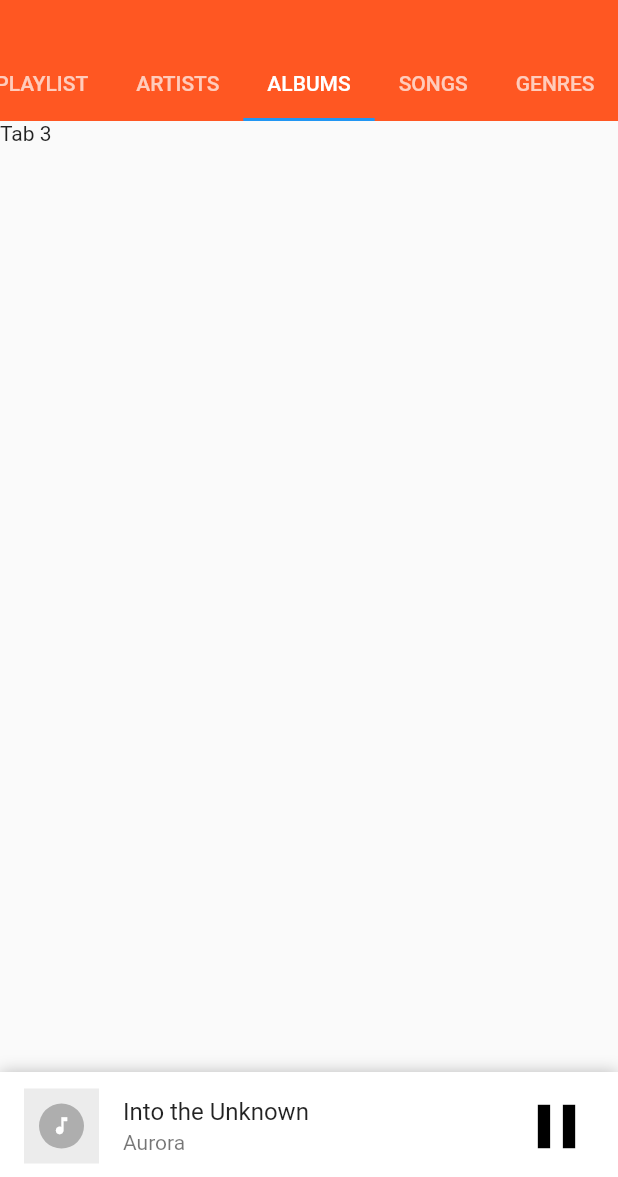
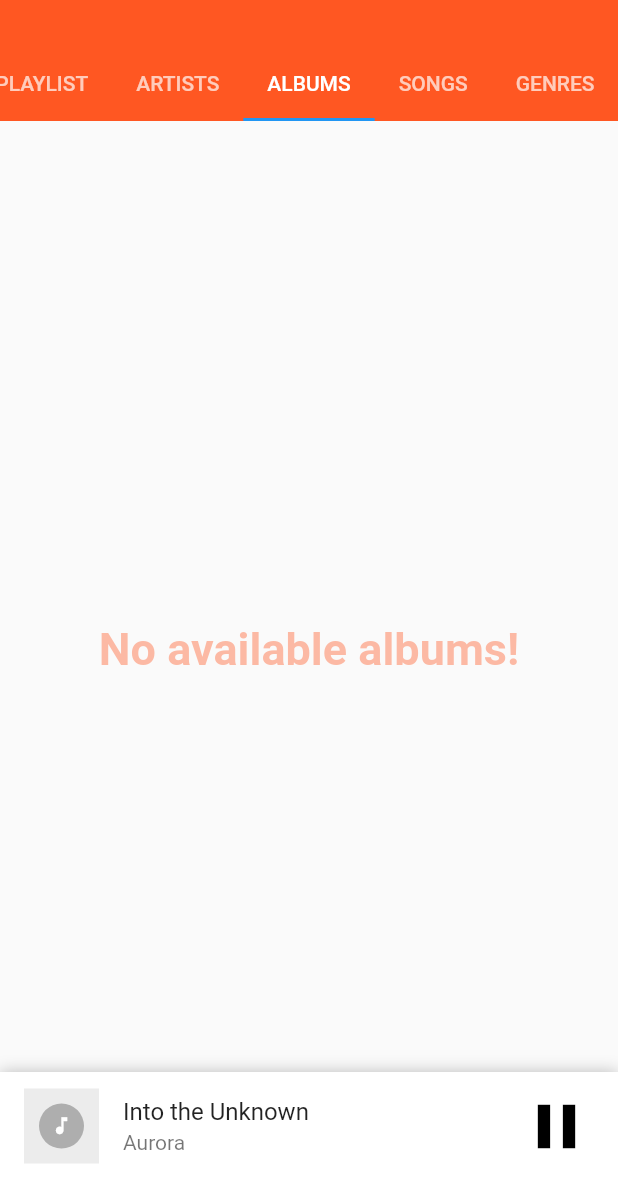
Before and after one commit to Ayobami-00/Google-Play-Music-Flutter-Clone, a Flutter app: the HomePage screen opened directly, tab 3 chosen, on a phone screen of 412 x 824 dp, the part 59-1236 px from its top. Run offline on Flutter 3.47's test engine with Material 2 defaults, Android fonts, the phone set to English and light mode, and no system bars; drawn by our look-alikes of sliding_up_panel; our stand-ins replace bloc, equatable, flutter_bloc, sqflite; missing offline and left inert: flute_music_player; accounts and stored records are empty.

Commit message:
implemented part of the albums bloc and the UI

```diff
--- /dev/null
+++ b/google_play_music_flutter_clone/lib/bloc/albums_bloc.dart/bloc/albums_bloc.dart
@@ -0,0 +1,36 @@
+import 'dart:async';
+
+import 'package:bloc/bloc.dart';
+import 'package:equatable/equatable.dart';
+import 'package:flute_music_player/flute_music_player.dart';
+import 'package:google_play_music_flutter_clone/data/database/sql_database_client.dart';
+import 'package:google_play_music_flutter_clone/repository/albums_repository.dart';
+import 'package:google_play_music_flutter_clone/repository/create_repository.dart';
+
+part 'albums_event.dart';
+part 'albums_state.dart';
+
+class AlbumsBloc extends Bloc<AlbumsEvent, AlbumsState> {
+  static SqlDbClientImpl sqlDbClient = SqlDbClientImpl();
+  final albumsRepository = AlbumRepositoryImpl(sqlDbClient: sqlDbClient);
+  final createRepository  = CreateRepositoryImpl(sqlDbClient: sqlDbClient);
+
+  @override
+  AlbumsState get initialState => AlbumsInitial();
+
+  @override
+  Stream<AlbumsState> mapEventToState(
+    AlbumsEvent event,
+  ) async* {
+    if(event is LoadAlbums){
+      await createRepository.createDatabase();
+      List<Song> allAlbumsList =
+          await albumsRepository.fetchAlbum();
+      if(allAlbumsList == null || allAlbumsList.length == 0){
+        yield(NoAlbumsAvailable('No available albums!'));
+      }else{
+        yield(AlbumsLoaded(allAlbumsList: allAlbumsList));
+      }
+    }
+  }
+}
--- /dev/null
+++ b/google_play_music_flutter_clone/lib/bloc/albums_bloc.dart/bloc/albums_event.dart
@@ -0,0 +1,16 @@
+part of 'albums_bloc.dart';
+
+abstract class AlbumsEvent extends Equatable {
+  const AlbumsEvent();
+}
+
+class LoadAlbums implements AlbumsEvent{
+  @override
+  // TODO: implement props
+  List<Object> get props => null;
+
+  @override
+  // TODO: implement stringify
+  bool get stringify => null;
+
+}
--- /dev/null
+++ b/google_play_music_flutter_clone/lib/bloc/albums_bloc.dart/bloc/albums_state.dart
@@ -0,0 +1,26 @@
+part of 'albums_bloc.dart';
+
+abstract class AlbumsState extends Equatable {
+  const AlbumsState();
+}
+
+class AlbumsInitial extends AlbumsState {
+  @override
+  List<Object> get props => [];
+}
+
+class AlbumsLoaded extends AlbumsState {
+  final List<Song> allAlbumsList;
+
+  AlbumsLoaded({this.allAlbumsList});
+  @override
+  List<Object> get props => [];
+}
+
+class NoAlbumsAvailable extends AlbumsState {
+  final String message;
+
+  NoAlbumsAvailable(this.message);
+  @override
+  List<Object> get props => [message];
+}
--- /dev/null
+++ b/google_play_music_flutter_clone/lib/ui/pages/albums.dart
@@ -0,0 +1,113 @@
+import 'dart:io';
+
+import 'package:flute_music_player/flute_music_player.dart';
+import 'package:flutter/material.dart';
+import 'package:flutter_bloc/flutter_bloc.dart';
+import 'package:google_play_music_flutter_clone/bloc/albums_bloc.dart/bloc/albums_bloc.dart';
+import 'package:google_play_music_flutter_clone/ui/views/loading.dart';
+
+class AlbumsPage extends StatefulWidget {
+  @override
+  _AlbumsPageState createState() => _AlbumsPageState();
+}
+
+class _AlbumsPageState extends State<AlbumsPage> {
+  void didChangeDependencies() {
+    super.didChangeDependencies();
+    // Immediately trigger the event
+    BlocProvider.of<AlbumsBloc>(context).add(LoadAlbums());
+  }
+
+  dynamic getImage(Song song) {
+    return song.albumArt == null
+        ? null
+        : new File.fromUri(Uri.parse(song.albumArt));
+  }
+
+  @override
+  Widget build(BuildContext context) {
+    return BlocListener<AlbumsBloc, AlbumsState>(
+      listener: (context, state) {},
+      child: BlocBuilder<AlbumsBloc, AlbumsState>(
+        builder: (context, state) {
+          if (state is AlbumsInitial) {
+            return Container(
+              height: MediaQuery.of(context).size.height,
+              child: Loading(),
+            );
+          } else if (state is NoAlbumsAvailable) {
+            return Container(
+                height: MediaQuery.of(context).size.height,
+                child: Center(
+                    child: Text(
+                  state.message,
+                  style: TextStyle(
+                      color: Colors.deepOrange.withOpacity(0.4),
+                      fontWeight: FontWeight.bold,
+                      fontSize: 30.0),
+                )));
+          } else if (state is AlbumsLoaded) {
+            List<Song> albums = state.allAlbumsList;
+            return Container(
+              child: Padding(
+                padding: const EdgeInsets.all(10.0),
+                child: GridView.builder(
+                  itemCount: albums.length,
+                  gridDelegate: SliverGridDelegateWithFixedCrossAxisCount(
+                      crossAxisCount: 2,
+                      crossAxisSpacing: 4.0,
+                      mainAxisSpacing: 4.0),
+                  itemBuilder: (BuildContext context, int index) {
+                    return GridTile(
+                      child: getImage(albums[index]) != null
+                          ? Image(
+                              image: FileImage(getImage(albums[index])),
+                            )
+                          : Container(
+                              color: Colors.grey.withOpacity(0.2),
+                              child: Padding(
+                                padding: const EdgeInsets.all(40.0),
+                                child: Container(
+                                  width: 20.0,
+                                  height: 20.0,
+                                  decoration: BoxDecoration(
+                                    color: Colors.grey.withOpacity(0.8),
+                                    shape: BoxShape.circle,
+                                  ),
+                                  child: Icon(Icons.music_note,
+                                      color: Colors.white, size: 40.0),
+                                ),
+                              ),
+                            ),
+                      footer: Container(
+                        height: 30.0,
+                        color: Colors.white,
+                        child: Row(
+                          mainAxisAlignment: MainAxisAlignment.spaceBetween,
+                          children: <Widget>[
+                            Expanded(
+                              child: Padding(
+                                padding: const EdgeInsets.only(left: 8.0),
+                                child: Text(
+                                  albums[index].album,
+                                  maxLines: 1,
+                                ),
+                              ),
+                            ),
+                            Icon(Icons.more_vert),
+                          ],
+                        ),
+                      ),
+                    );
+                  },
+                ),
+              ),
+            );
+          } else {
+            return Container();
+          }
+        },
+      ),
+    );
+  }
+}
--- a/google_play_music_flutter_clone/lib/ui/pages/homepage.dart
+++ b/google_play_music_flutter_clone/lib/ui/pages/homepage.dart
@@ -3,7 +3,9 @@ import 'package:flutter_bloc/flutter_bloc.dart';
 import 'package:google_play_music_flutter_clone/ui/pages/playlists.dart';
 import 'package:google_play_music_flutter_clone/ui/views/now_playing.dart';
 import 'package:google_play_music_flutter_clone/ui/pages/songs.dart';
+import 'package:google_play_music_flutter_clone/ui/pages/albums.dart';
 import 'package:google_play_music_flutter_clone/bloc/songs_bloc/bloc/songs_bloc.dart';
+import 'package:google_play_music_flutter_clone/bloc/albums_bloc.dart/bloc/albums_bloc.dart';
 import 'package:sliding_up_panel/sliding_up_panel.dart';
 
 class HomePage extends StatefulWidget {
@@ -52,7 +54,9 @@ class _HomePageState extends State<HomePage>
                   children: <Widget>[
                     PlaylistsPage(),
                     Text("Tab 2"),
-                    Text("Tab 3"),
+                    BlocProvider(
+                    create: (context) => AlbumsBloc(),
+                    child: AlbumsPage()),
                     BlocProvider(
                     create: (context) => SongsBloc(),
                     child: SongsPage()),
```
